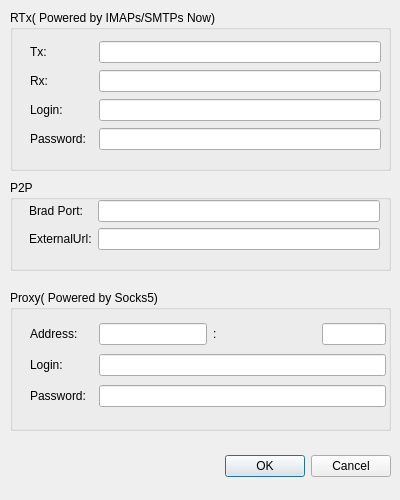
First picture: the form in qt/netoptdialog.ui, repository bitbaba/bitmail, before the edit.
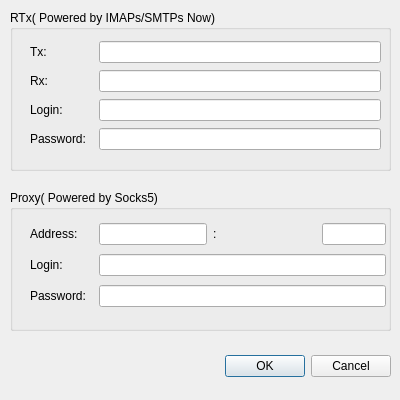
Second picture: the form after the edit.

Patch:
```diff
--- a/qt/netoptdialog.ui
+++ b/qt/netoptdialog.ui
@@ -7,7 +7,7 @@
     <x>0</x>
     <y>0</y>
     <width>400</width>
-    <height>500</height>
+    <height>400</height>
    </rect>
   </property>
   <property name="sizePolicy">
@@ -19,13 +19,13 @@
   <property name="minimumSize">
    <size>
     <width>400</width>
-    <height>500</height>
+    <height>400</height>
    </size>
   </property>
   <property name="maximumSize">
    <size>
     <width>400</width>
-    <height>500</height>
+    <height>400</height>
    </size>
   </property>
   <property name="baseSize">
@@ -41,7 +41,7 @@
    <property name="geometry">
     <rect>
      <x>10</x>
-     <y>450</y>
+     <y>350</y>
      <width>381</width>
      <height>32</height>
     </rect>
@@ -155,7 +155,7 @@
    <property name="geometry">
     <rect>
      <x>10</x>
-     <y>290</y>
+     <y>190</y>
      <width>381</width>
      <height>141</height>
     </rect>
@@ -275,51 +275,6 @@
     </layout>
    </widget>
   </widget>
-  <widget class="QGroupBox" name="groupBox">
-   <property name="geometry">
-    <rect>
-     <x>10</x>
-     <y>180</y>
-     <width>381</width>
-     <height>91</height>
-    </rect>
-   </property>
-   <property name="title">
-    <string>P2P</string>
-   </property>
-   <widget class="QWidget" name="formLayoutWidget">
-    <property name="geometry">
-     <rect>
-      <x>19</x>
-      <y>20</y>
-      <width>351</width>
-      <height>61</height>
-     </rect>
-    </property>
-    <layout class="QFormLayout" name="formLayout">
-     <item row="0" column="0">
-      <widget class="QLabel" name="lblBradPort">
-       <property name="text">
-        <string>Brad Port:</string>
-       </property>
-      </widget>
-     </item>
-     <item row="0" column="1">
-      <widget class="QLineEdit" name="leBradPort"/>
-     </item>
-     <item row="1" column="0">
-      <widget class="QLabel" name="lblBradExtIp">
-       <property name="text">
-        <string>ExternalUrl:</string>
-       </property>
-      </widget>
-     </item>
-     <item row="1" column="1">
-      <widget class="QLineEdit" name="leBradExtUrl"/>
-     </item>
-    </layout>
-   </widget>
-  </widget>
  </widget>
  <tabstops>
   <tabstop>leSmtpUrl</tabstop>
```
Left out of the diff: 2 changed lines with no effect on the pictures.
